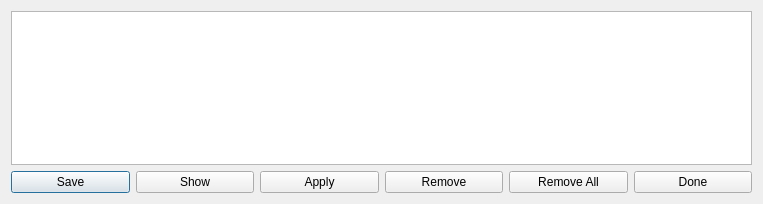
This is ui/stash.ui in git-cola/git-cola as Qt 5 draws it before an edit. The edited form follows.
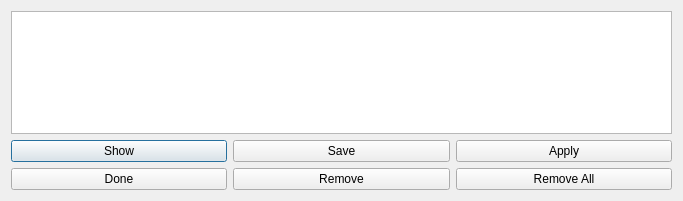
This is the edited form.

Commit message: stash: rearrange gui to save real estate

Patch:
```diff
--- a/ui/stash.ui
+++ b/ui/stash.ui
@@ -5,8 +5,8 @@
    <rect>
     <x>0</x>
     <y>0</y>
-    <width>763</width>
-    <height>204</height>
+    <width>683</width>
+    <height>201</height>
    </rect>
   </property>
   <property name="windowTitle" >
@@ -17,14 +17,7 @@
     <widget class="QListWidget" name="stash_list" />
    </item>
    <item>
-    <layout class="QHBoxLayout" >
-     <item>
-      <widget class="QPushButton" name="button_stash_save" >
-       <property name="text" >
-        <string>Save</string>
-       </property>
-      </widget>
-     </item>
+    <layout class="QHBoxLayout" name="horizontalLayout_2" >
      <item>
       <widget class="QPushButton" name="button_stash_show" >
        <property name="toolTip" >
@@ -35,6 +28,13 @@
        </property>
       </widget>
      </item>
+     <item>
+      <widget class="QPushButton" name="button_stash_save" >
+       <property name="text" >
+        <string>Save</string>
+       </property>
+      </widget>
+     </item>
      <item>
       <widget class="QPushButton" name="button_stash_apply" >
        <property name="toolTip" >
@@ -45,6 +45,17 @@
        </property>
       </widget>
      </item>
+    </layout>
+   </item>
+   <item>
+    <layout class="QHBoxLayout" name="horizontalLayout" >
+     <item>
+      <widget class="QPushButton" name="button_stash_done" >
+       <property name="text" >
+        <string>Done</string>
+       </property>
+      </widget>
+     </item>
      <item>
       <widget class="QPushButton" name="button_stash_drop" >
        <property name="toolTip" >
@@ -65,13 +76,6 @@
        </property>
       </widget>
      </item>
-     <item>
-      <widget class="QPushButton" name="button_stash_done" >
-       <property name="text" >
-        <string>Done</string>
-       </property>
-      </widget>
-     </item>
     </layout>
    </item>
   </layout>
```
